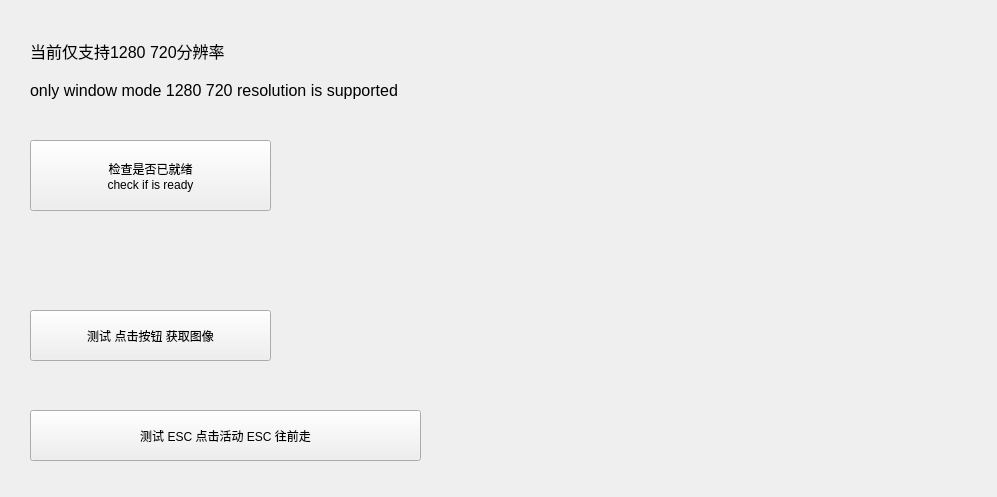
Above: generalpanel.ui from A-SunsetMkt-Forks/wuwaBackendTool before the change. Below: the same form after it.
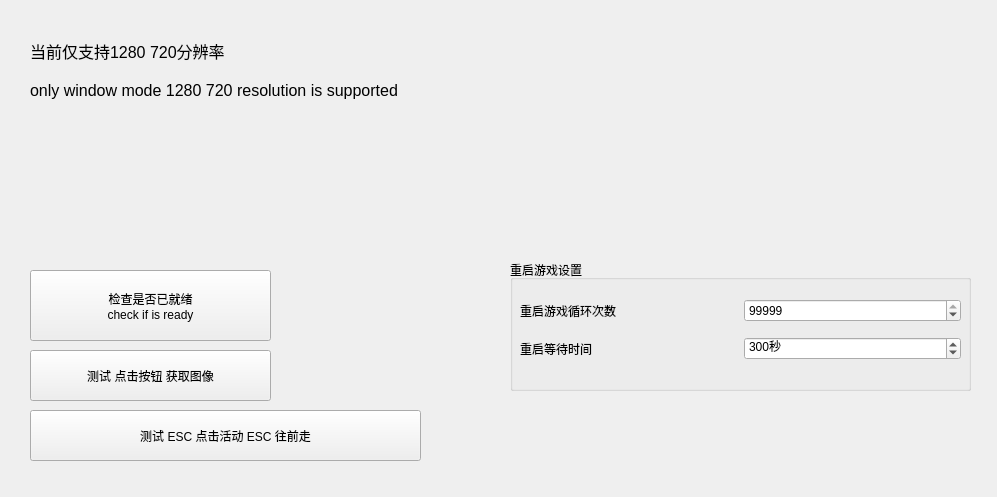
That is the form after the change.

Diff of the .ui file:
```diff
--- a/generalpanel.ui
+++ b/generalpanel.ui
@@ -53,7 +53,7 @@
    <property name="geometry">
     <rect>
      <x>30</x>
-     <y>140</y>
+     <y>270</y>
      <width>241</width>
      <height>71</height>
     </rect>
@@ -67,7 +67,7 @@
    <property name="geometry">
     <rect>
      <x>30</x>
-     <y>310</y>
+     <y>350</y>
      <width>241</width>
      <height>51</height>
     </rect>
@@ -89,6 +89,85 @@
     <string>测试 ESC 点击活动 ESC 往前走</string>
    </property>
   </widget>
+  <widget class="QGroupBox" name="groupBox">
+   <property name="geometry">
+    <rect>
+     <x>510</x>
+     <y>260</y>
+     <width>461</width>
+     <height>131</height>
+    </rect>
+   </property>
+   <property name="title">
+    <string>重启游戏设置</string>
+   </property>
+   <widget class="QWidget" name="layoutWidget">
+    <property name="geometry">
+     <rect>
+      <x>10</x>
+      <y>30</y>
+      <width>441</width>
+      <height>81</height>
+     </rect>
+    </property>
+    <layout class="QVBoxLayout" name="verticalLayout">
+     <item>
+      <layout class="QHBoxLayout" name="horizontalLayout">
+       <item>
+        <widget class="QLabel" name="label_3">
+         <property name="text">
+          <string>重启游戏循环次数</string>
+         </property>
+        </widget>
+       </item>
+       <item>
+        <widget class="QSpinBox" name="spinBox">
+         <property name="minimum">
+          <number>10</number>
+         </property>
+         <property name="maximum">
+          <number>99999</number>
+         </property>
+         <property name="value">
+          <number>99999</number>
+         </property>
+        </widget>
+       </item>
+      </layout>
+     </item>
+     <item>
+      <layout class="QHBoxLayout" name="horizontalLayout_2">
+       <item>
+        <widget class="QLabel" name="label_4">
+         <property name="text">
+          <string>重启等待时间</string>
+         </property>
+        </widget>
+       </item>
+       <item>
+        <widget class="QSpinBox" name="spinBox_2">
+         <property name="suffix">
+          <string>秒</string>
+         </property>
+         <property name="prefix">
+          <string/>
+         </property>
+         <property name="minimum">
+          <number>10</number>
+         </property>
+         <property name="maximum">
+          <number>99999</number>
+         </property>
+         <property name="value">
+          <number>300</number>
+         </property>
+        </widget>
+       </item>
+      </layout>
+     </item>
+    </layout>
+   </widget>
+  </widget>
  </widget>
  <resources/>
  <connections/>
```
